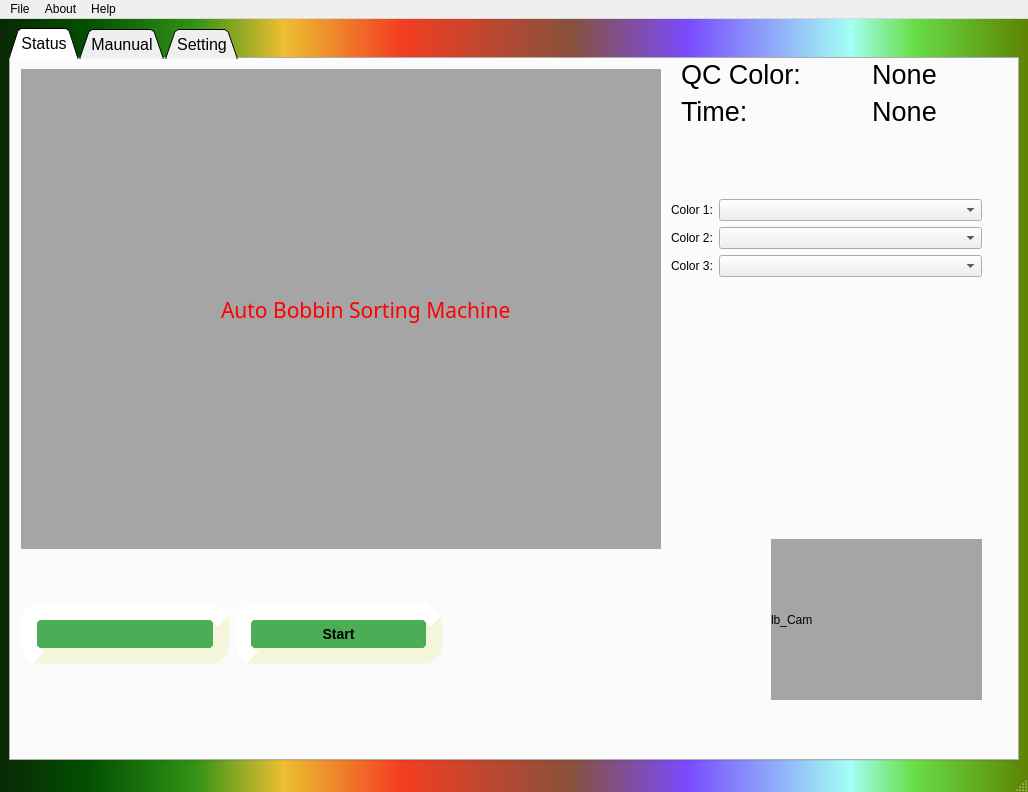
This is main.ui in Nguyentu2018/NhanDangHatDieu as Qt 5 draws it before an edit. The edited form follows.
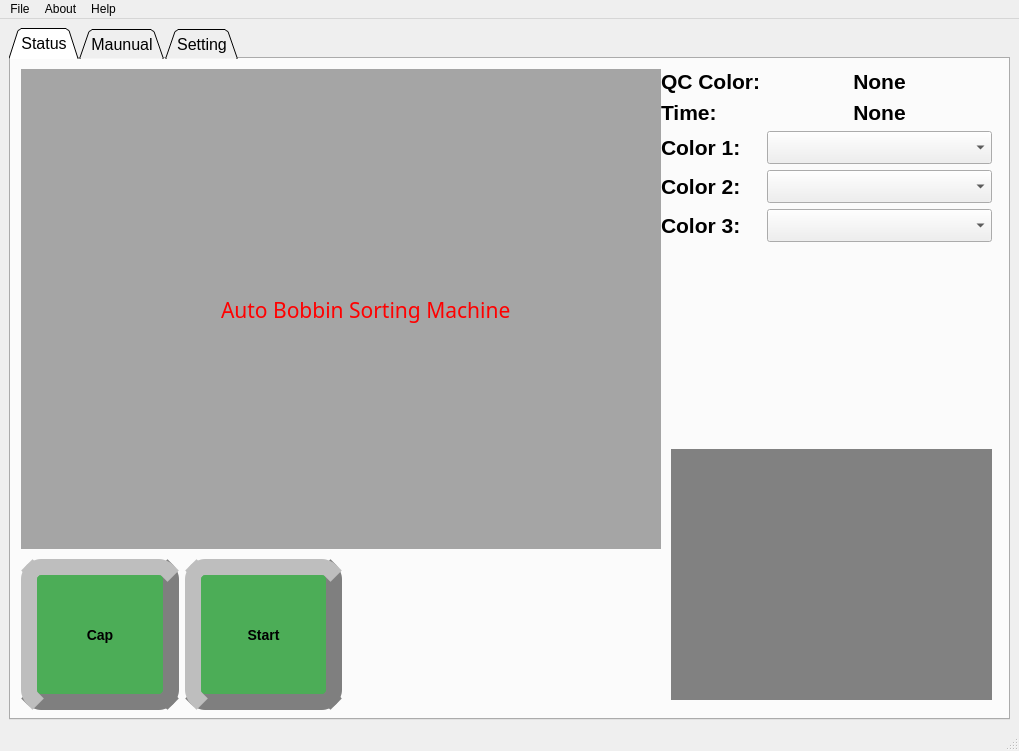
This is the edited form. Icons and pictures are not drawn.

The edit to the form file:
```diff
--- a/main.ui
+++ b/main.ui
@@ -6,8 +6,8 @@
    <rect>
     <x>0</x>
     <y>0</y>
-    <width>1028</width>
-    <height>792</height>
+    <width>1019</width>
+    <height>751</height>
    </rect>
   </property>
   <property name="windowTitle">
@@ -41,6 +41,8 @@
     padding: 6px;
 	background-color: rgb(76, 173, 87);
 	
+	border-color: rgb(127, 127, 127);
+	
 }
 
 QPushButton:pressed {
@@ -56,9 +58,7 @@
     left: -2px;
 }
 
-QMainWindow{
-background-color: qlineargradient(spread:pad, x1:0, y1:0, x2:1, y2:0, stop:0 rgba(9, 41, 4, 255), stop:0.085 rgba(2, 79, 0, 255), stop:0.19 rgba(50, 147, 22, 255), stop:0.275 rgba(236, 191, 49, 255), stop:0.39 rgba(243, 61, 34, 255), stop:0.555 rgba(135, 81, 60, 255), stop:0.667 rgba(121, 75, 255, 255), stop:0.825 rgba(164, 255, 244, 255), stop:0.885 rgba(104, 222, 71, 255), stop:1 rgba(93, 128, 0, 255));
-}
+
 </string>
   </property>
   <widget class="QWidget" name="centralwidget">
@@ -125,17 +125,17 @@
           <widget class="QLabel" name="lb_Cam_2">
            <property name="geometry">
             <rect>
-             <x>760</x>
-             <y>480</y>
-             <width>211</width>
-             <height>161</height>
+             <x>660</x>
+             <y>390</y>
+             <width>321</width>
+             <height>251</height>
             </rect>
            </property>
            <property name="styleSheet">
-            <string notr="true">background-color: rgb(165, 165, 165);</string>
+            <string notr="true">background-color: rgb(129, 129, 129);</string>
            </property>
            <property name="text">
-            <string>lb_Cam</string>
+            <string/>
            </property>
            <property name="scaledContents">
             <bool>true</bool>
@@ -168,13 +168,19 @@
             <rect>
              <x>10</x>
              <y>500</y>
-             <width>421</width>
+             <width>321</width>
              <height>151</height>
             </rect>
            </property>
            <layout class="QHBoxLayout" name="horizontalLayout">
             <item>
              <widget class="QPushButton" name="btnChup">
+              <property name="sizePolicy">
+               <sizepolicy hsizetype="Expanding" vsizetype="Expanding">
+                <horstretch>0</horstretch>
+                <verstretch>0</verstretch>
+               </sizepolicy>
+              </property>
               <property name="font">
                <font>
                 <pointsize>-1</pointsize>
@@ -187,11 +193,7 @@
                <string notr="true"/>
               </property>
               <property name="text">
-               <string/>
-              </property>
-              <property name="icon">
-               <iconset>
-                <normaloff>F:/Dowload/start-png-44883.png</normaloff>F:/Dowload/start-png-44883.png</iconset>
+               <string>Cap</string>
               </property>
               <property name="iconSize">
                <size>
@@ -203,6 +205,12 @@
             </item>
             <item>
              <widget class="QPushButton" name="btnStart">
+              <property name="sizePolicy">
+               <sizepolicy hsizetype="Expanding" vsizetype="Expanding">
+                <horstretch>0</horstretch>
+                <verstretch>0</verstretch>
+               </sizepolicy>
+              </property>
               <property name="font">
                <font>
                 <pointsize>-1</pointsize>
@@ -231,105 +239,164 @@
             </item>
            </layout>
           </widget>
-          <widget class="QWidget" name="formLayoutWidget">
+          <widget class="QWidget" name="layoutWidget">
            <property name="geometry">
             <rect>
-             <x>660</x>
-             <y>140</y>
-             <width>311</width>
-             <height>107</height>
+             <x>650</x>
+             <y>10</y>
+             <width>331</width>
+             <height>209</height>
             </rect>
            </property>
-           <layout class="QFormLayout" name="formLayout">
+           <layout class="QFormLayout" name="formLayout_3">
             <item row="0" column="0">
+             <widget class="QLabel" name="label_NameColor">
+              <property name="font">
+               <font>
+                <pointsize>16</pointsize>
+                <weight>75</weight>
+                <bold>true</bold>
+               </font>
+              </property>
+              <property name="text">
+               <string>QC Color:</string>
+              </property>
+             </widget>
+            </item>
+            <item row="1" column="0">
+             <widget class="QLabel" name="label_NameColor_2">
+              <property name="font">
+               <font>
+                <pointsize>16</pointsize>
+                <weight>75</weight>
+                <bold>true</bold>
+               </font>
+              </property>
+              <property name="text">
+               <string>Time:</string>
+              </property>
+             </widget>
+            </item>
+            <item row="0" column="1">
+             <widget class="QLabel" name="lb_Mauphathien">
+              <property name="font">
+               <font>
+                <pointsize>16</pointsize>
+                <weight>75</weight>
+                <bold>true</bold>
+               </font>
+              </property>
+              <property name="text">
+               <string>None</string>
+              </property>
+              <property name="textFormat">
+               <enum>Qt::AutoText</enum>
+              </property>
+              <property name="alignment">
+               <set>Qt::AlignCenter</set>
+              </property>
+             </widget>
+            </item>
+            <item row="2" column="0">
              <widget class="QLabel" name="label_4">
+              <property name="font">
+               <font>
+                <pointsize>16</pointsize>
+                <weight>75</weight>
+                <bold>true</bold>
+               </font>
+              </property>
               <property name="text">
                <string>Color 1:</string>
               </property>
              </widget>
             </item>
-            <item row="0" column="1">
-             <widget class="QComboBox" name="cbb_Mauthu1"/>
-            </item>
-            <item row="1" column="0">
+            <item row="3" column="0">
              <widget class="QLabel" name="label_7">
+              <property name="font">
+               <font>
+                <pointsize>16</pointsize>
+                <weight>75</weight>
+                <bold>true</bold>
+               </font>
+              </property>
               <property name="text">
                <string>Color 2:</string>
               </property>
              </widget>
             </item>
-            <item row="1" column="1">
-             <widget class="QComboBox" name="cbb_Mauthu2"/>
-            </item>
-            <item row="2" column="0">
+            <item row="4" column="0">
              <widget class="QLabel" name="label_8">
+              <property name="font">
+               <font>
+                <pointsize>16</pointsize>
+                <weight>75</weight>
+                <bold>true</bold>
+               </font>
+              </property>
               <property name="text">
                <string>Color 3:</string>
               </property>
              </widget>
             </item>
             <item row="2" column="1">
-             <widget class="QComboBox" name="cbb_Mauthu3"/>
+             <widget class="QComboBox" name="cbb_Mauthu1">
+              <property name="sizePolicy">
+               <sizepolicy hsizetype="Preferred" vsizetype="Preferred">
+                <horstretch>0</horstretch>
+                <verstretch>0</verstretch>
+               </sizepolicy>
+              </property>
+              <property name="font">
+               <font>
+                <pointsize>16</pointsize>
+                <weight>75</weight>
+                <bold>true</bold>
+               </font>
+              </property>
+             </widget>
             </item>
-           </layout>
-          </widget>
-          <widget class="QWidget" name="">
-           <property name="geometry">
-            <rect>
-             <x>670</x>
-             <y>0</y>
-             <width>321</width>
-             <height>91</height>
-            </rect>
-           </property>
-           <layout class="QFormLayout" name="formLayout_3">
-            <item row="0" column="0">
-             <widget class="QLabel" name="label_NameColor">
+            <item row="3" column="1">
+             <widget class="QComboBox" name="cbb_Mauthu2">
+              <property name="sizePolicy">
+               <sizepolicy hsizetype="Preferred" vsizetype="Preferred">
+                <horstretch>0</horstretch>
+                <verstretch>0</verstretch>
+               </sizepolicy>
+              </property>
               <property name="font">
                <font>
-                <pointsize>20</pointsize>
+                <pointsize>16</pointsize>
+                <weight>75</weight>
+                <bold>true</bold>
                </font>
               </property>
-              <property name="text">
-               <string>QC Color:</string>
+             </widget>
+            </item>
+            <item row="4" column="1">
+             <widget class="QComboBox" name="cbb_Mauthu3">
+              <property name="sizePolicy">
+               <sizepolicy hsizetype="Preferred" vsizetype="Preferred">
+                <horstretch>0</horstretch>
+                <verstretch>0</verstretch>
+               </sizepolicy>
               </property>
+              <property name="font">
+               <font>
+                <pointsize>16</pointsize>
+                <weight>75</weight>
+                <bold>true</bold>
+               </font>
+              </property>
              </widget>
             </item>
-            <item row="0" column="1">
+            <item row="1" column="1">
              <widget class="QLabel" name="lb_Time">
               <property name="font">
                <font>
-                <pointsize>20</pointsize>
-               </font>
-              </property>
-              <property name="text">
-               <string>None</string>
-              </property>
-              <property name="textFormat">
-               <enum>Qt::AutoText</enum>
-              </property>
-              <property name="alignment">
-               <set>Qt::AlignCenter</set>
-              </property>
-             </widget>
-            </item>
-            <item row="1" column="0">
-             <widget class="QLabel" name="label_NameColor_2">
-              <property name="font">
-               <font>
-                <pointsize>20</pointsize>
-               </font>
-              </property>
-              <property name="text">
-               <string>Time:</string>
-              </property>
-             </widget>
-            </item>
-            <item row="1" column="1">
-             <widget class="QLabel" name="lb_Mauphathien">
-              <property name="font">
-               <font>
-                <pointsize>20</pointsize>
+                <pointsize>16</pointsize>
+                <weight>75</weight>
+                <bold>true</bold>
                </font>
               </property>
               <property name="text">
@@ -755,7 +822,7 @@
     <rect>
      <x>0</x>
      <y>0</y>
-     <width>1028</width>
+     <width>1019</width>
      <height>26</height>
     </rect>
    </property>
```
Left out of the diff: 12 changed lines with no effect on the pictures.
